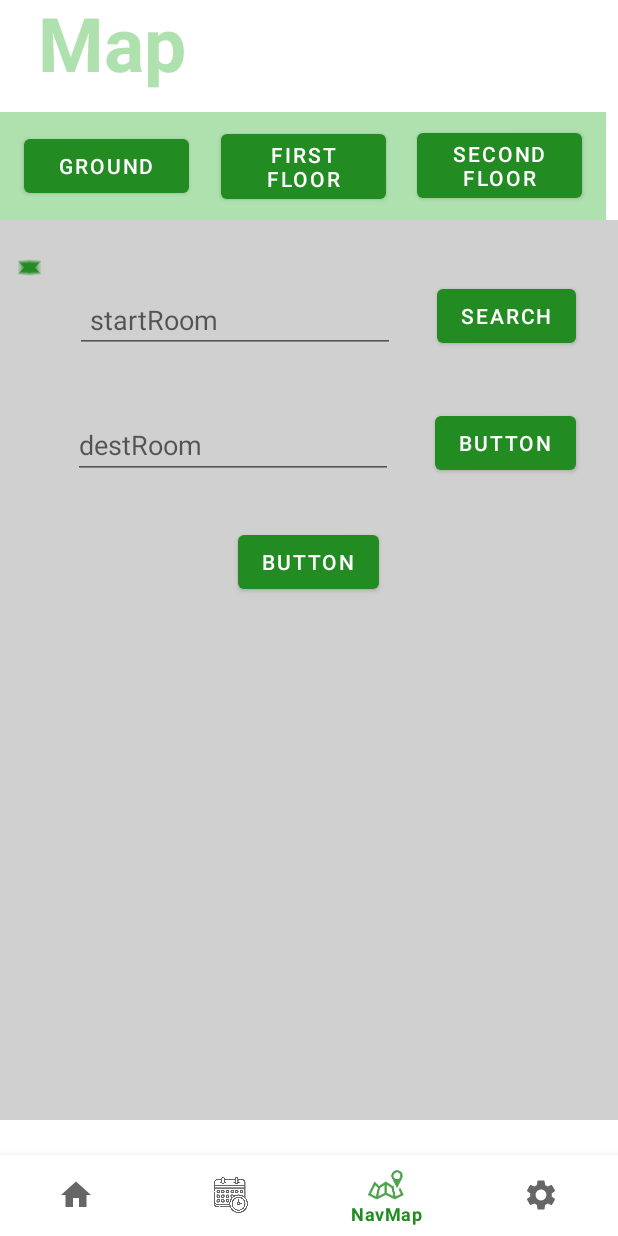
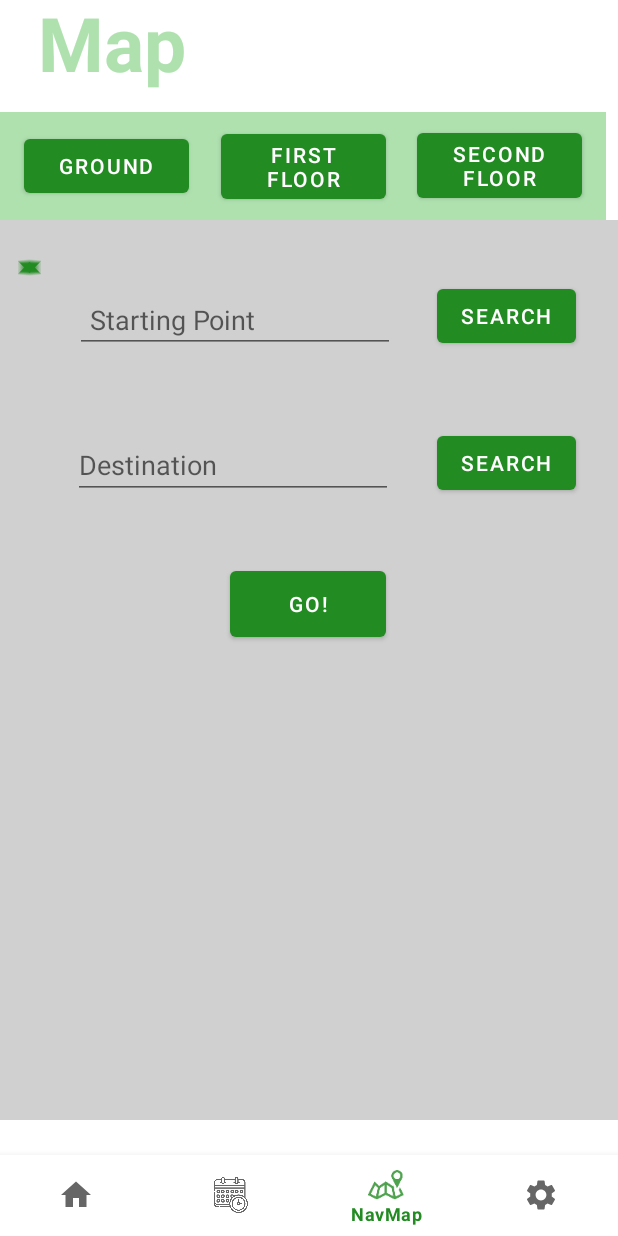
Before and after one commit to GaelHCH/WJCampus, an Android app: the screen it shows after launch (MainActivity), item 3 of the bottom bar chosen, on a phone screen of 412 x 824 dp. Run offline under Robolectric (Android 15) with nearby library versions, the phone set to English and light mode, and no system bars; libraries missing offline, so code that uses them is left out: com.ortiz.touchview; plain views replace TouchImageView; Roboto replaces fonts that are not available here; 4 statements that could not run were skipped.

Commit message:
Coding search bar & home screen features session #4

```diff
--- a/app/src/main/java/com/example/wjcampus/ui/home/HomeFragment.java
+++ b/app/src/main/java/com/example/wjcampus/ui/home/HomeFragment.java
@@ -20,12 +20,15 @@ import com.example.wjcampus.databinding.FragmentHomeBinding;
 import java.util.ArrayList;
 import java.util.Arrays;
 import java.util.List;
+import java.util.regex.Matcher;
+import java.util.regex.Pattern;
 
 public class HomeFragment extends Fragment {
 
     private FragmentHomeBinding binding;
     private ArrayList<HomeScreenRoom> homeScreenRooms = new ArrayList<HomeScreenRoom>();
     private HomeScreenRoomsAdapter roomsAdapter;
+
 
     public View onCreateView(@NonNull LayoutInflater inflater,
                              ViewGroup container, Bundle savedInstanceState) {
@@ -43,6 +46,60 @@ public class HomeFragment extends Fragment {
     @Override
     public void onViewCreated (View view, Bundle savedInstanceState) {
         super.onViewCreated(view, savedInstanceState);
+
+        //Filtering list with the buttons on top
+        //Comp Lab Button
+        int compLabBTNID = getResources().getIdentifier("compLabBtn", "id", getContext().getPackageName());
+        Button compLabBTNVIew = view.findViewById(compLabBTNID);
+        compLabBTNVIew.setOnClickListener(new View.OnClickListener() {
+            @Override
+            public void onClick(View v) {
+
+            }
+        });
+
+        //Workshop button
+        int mathBTNID = getResources().getIdentifier("mathBtn", "id", getContext().getPackageName());
+        Button mathBTNView = view.findViewById(mathBTNID);
+        mathBTNView.setOnClickListener(new View.OnClickListener() {
+            @Override
+            public void onClick(View v) {
+                System.out.println("Math lab button works");
+
+
+            }
+        });
+
+        //Science Lab button
+        int scienceLabBTNID = getResources().getIdentifier("ScienceLabBtn", "id", getContext().getPackageName());
+        Button scienceLabBTNView = view.findViewById(scienceLabBTNID);
+        scienceLabBTNView.setOnClickListener(new View.OnClickListener() {
+            @Override
+            public void onClick(View v) {
+
+            }
+        });
+
+        //Gym button
+        int gymBTNID = getResources().getIdentifier("gymBtn", "id", getContext().getPackageName());
+        Button gymBTNView = view.findViewById(gymBTNID);
+        gymBTNView.setOnClickListener(new View.OnClickListener() {
+            @Override
+            public void onClick(View v) {
+
+            }
+        });
+
+        //Courtyard button
+        int courtyardBTNID = getResources().getIdentifier("courtyardBtn", "id", getContext().getPackageName());
+        Button courtyardBTNView = view.findViewById(courtyardBTNID);
+        courtyardBTNView.setOnClickListener(new View.OnClickListener() {
+            @Override
+            public void onClick(View v) {
+
+            }
+        });
+
 
         //Search view reference
         int searchRoomViewID = getResources().getIdentifier("searchRoom", "id", getContext().getPackageName());
@@ -66,8 +123,13 @@ public class HomeFragment extends Fragment {
         RecyclerView homeScreenRoomsView = view.findViewById(homeScreenRoomsViewID);
 
         //Creating the buttons for the nodes
-        Button nodeButton1 = new Button(getContext()); Button nodeButton2 = new Button(getContext()); Button nodeButton3 = new Button(getContext());
-        Button nodeButton4 = new Button(getContext()); Button nodeButton5 = new Button(getContext());
+        Button goButton = new Button(getContext());
+        goButton.setOnClickListener(new View.OnClickListener() {
+            @Override
+            public void onClick(View v) {
+                //Goes to the map screen with value already in the dest section
+            }
+        });
 
         //Adding items to the saved rooms list
         //Ground floor
@@ -82,12 +144,32 @@ public class HomeFragment extends Fragment {
                 currRoom = "G"+a;
             }
             //Dealing with exceptions before adding
-            if (!GFloorExceptions.contains(currRoom)) homeScreenRooms.add(new HomeScreenRoom(currRoom, "Floor: G", R.drawable.classroom1, nodeButton1));
+            if (!GFloorExceptions.contains(currRoom)) homeScreenRooms.add(new HomeScreenRoom(currRoom, "Floor: G", R.drawable.classroom1, goButton));
         }
         currRoom = "";
 
         //First and second floor
-        List<String> restOfExceptions = Arrays.asList("s", "s");
+        List<String> restOfExceptions = Arrays.asList("103", "112", "119", "120", "139", "157", "161", "162", "163", "164", "170", "171", "176", "177", "178", "179", "180", "181", "182", "183", "184", "185", "186",
+                "187", "188", "189", "197", "198", "201", "202", "206", "212", "216", "217", "218", "219", "240", "251", "252", "253");
+        for (int a = 101; a < 259; a++) {
+            currRoom = String.valueOf(a);
+            if (!restOfExceptions.contains(currRoom)) {
+                if (currRoom.substring(0,1).equals("1")) {
+                    homeScreenRooms.add(new HomeScreenRoom(currRoom, "Floor: 1st", R.drawable.classroom1, goButton));
+                }
+                else {
+                    homeScreenRooms.add(new HomeScreenRoom(currRoom, "Floor: 2nd", R.drawable.classroom1, goButton));
+                }
+            }
+        }
+
+        //Adding the rest of the building
+        homeScreenRooms.add(new HomeScreenRoom("Main Office", "Floor: 1st", R.drawable.classroom1, goButton));
+        homeScreenRooms.add(new HomeScreenRoom("Auditorium", "Floor: 1st", R.drawable.classroom1, goButton));
+        homeScreenRooms.add(new HomeScreenRoom("Court yard 1", "Floor: 1st", R.drawable.classroom1, goButton));
+        homeScreenRooms.add(new HomeScreenRoom("Court yard 2", "Floor: 1st", R.drawable.classroom1, goButton));
+        homeScreenRooms.add(new HomeScreenRoom("Cafeteria", "Floor: 1st", R.drawable.classroom1, goButton));
+        homeScreenRooms.add(new HomeScreenRoom("TV Studio", "Floor: 1st", R.drawable.classroom1, goButton));
 
 //        homeScreenRooms.add(new HomeScreenRoom("G03", "Floor: G", R.drawable.classroom1, nodeButton1));
 //        homeScreenRooms.add(new HomeScreenRoom("124", "Floor: 2", R.drawable.classroom1, nodeButton2));
@@ -103,20 +185,32 @@ public class HomeFragment extends Fragment {
     }
 
     private void filterList(String text) {
-        ArrayList<HomeScreenRoom> filteredRoomList= new ArrayList<HomeScreenRoom>();
+        ArrayList<HomeScreenRoom> filteredRoomList = new ArrayList<HomeScreenRoom>();
         for (HomeScreenRoom currRoom: homeScreenRooms) {
             if (currRoom.getRoomNum().toLowerCase().contains(text.toLowerCase())) {
                 filteredRoomList.add(currRoom);
 
             }
         }
-
         //If list is empty report this to user
         if (filteredRoomList.isEmpty()) {
-            Toast.makeText(getContext(), "No rooms found : (", Toast.LENGTH_SHORT).show();
+//            String regex = "[a-zA-Z&&[^G]]+";
+//            Pattern pattern = Pattern.compile(regex);
+//            Matcher matcher = pattern.matcher(text);
+//            boolean justText = matcher.matches();
+//
+//            if (justText) {
+//                Toast.makeText(getContext(), "Please enter room NUMBER", Toast.LENGTH_SHORT).show();
+//            }
+//            else {
+//                Toast.makeText(getContext(), "No rooms found", Toast.LENGTH_SHORT).show();
+//            }
+            Toast.makeText(getContext(), "No rooms found", Toast.LENGTH_SHORT).show();
+
         }
         else {
             roomsAdapter.setFilteredList(filteredRoomList);
         }
+
     }
 }
--- a/app/src/main/res/layout/fragment_home.xml
+++ b/app/src/main/res/layout/fragment_home.xml
@@ -56,13 +56,13 @@
             </Button>
 
             <Button
-                android:id="@+id/workshopBtn"
+                android:id="@+id/mathBtn"
                 android:layout_width="125dp"
                 android:layout_height="40dp"
                 android:layout_margin="5dp"
                 android:layout_weight="1"
                 android:fontFamily="@font/alata"
-                android:text="Workshop"
+                android:text="Math"
                 android:textAppearance="@style/TextAppearance.AppCompat.Body1"
                 android:textSize="14sp">
 
@@ -111,7 +111,6 @@
 
             </Button>
 
-
         </LinearLayout>
     </HorizontalScrollView>
 
--- a/app/src/main/res/layout/fragment_map.xml
+++ b/app/src/main/res/layout/fragment_map.xml
@@ -79,10 +79,11 @@
             android:layout_width="wrap_content"
             android:layout_height="wrap_content"
             android:layout_marginTop="40dp"
-            android:layout_marginEnd="20dp"
             android:textSize="24sp"
-            app:layout_constraintEnd_toEndOf="parent"
-            app:layout_constraintTop_toBottomOf="@+id/startSearchBar" />
+            app:layout_constraintBottom_toTopOf="@+id/destSearchBar"
+            app:layout_constraintTop_toBottomOf="@+id/startSearchBar"
+            app:layout_constraintVertical_bias="1.0"
+            tools:layout_editor_absoluteX="161dp" />
 
         <Button
             android:id="@+id/startBTN"
@@ -103,7 +104,7 @@
             android:layout_marginEnd="100dp"
             android:height="60dp"
             android:ems="10"
-            android:hint="startRoom"
+            android:hint="Starting Point"
             android:inputType="text"
             android:padding="10dp"
             app:layout_constraintBottom_toBottomOf="parent"
@@ -118,42 +119,43 @@
             android:layout_width="wrap_content"
             android:layout_height="wrap_content"
             android:layout_marginEnd="28dp"
-            android:text="Button"
+            android:text="Search"
             app:layout_constraintBottom_toBottomOf="parent"
             app:layout_constraintEnd_toEndOf="parent"
             app:layout_constraintTop_toTopOf="parent"
-            app:layout_constraintVertical_bias="0.226" />
+            app:layout_constraintVertical_bias="0.25" />
 
         <TextView
             android:id="@+id/destRoom"
             android:layout_width="wrap_content"
             android:layout_height="wrap_content"
             android:layout_marginTop="40dp"
-            android:layout_marginEnd="20dp"
             android:textSize="24sp"
-            app:layout_constraintEnd_toEndOf="parent"
-            app:layout_constraintTop_toBottomOf="@+id/destSearchBar" />
+            app:layout_constraintBottom_toTopOf="@+id/printBTN"
+            app:layout_constraintTop_toBottomOf="@+id/destSearchBar"
+            app:layout_constraintVertical_bias="1.0"
+            tools:layout_editor_absoluteX="16dp" />
 
         <EditText
             android:id="@+id/destSearchBar"
             android:layout_width="wrap_content"
             android:layout_height="wrap_content"
             android:ems="10"
-            android:hint="destRoom"
+            android:hint="Destination"
             android:inputType="text"
             app:layout_constraintBottom_toBottomOf="parent"
             app:layout_constraintEnd_toStartOf="@+id/destBTN"
-            app:layout_constraintHorizontal_bias="0.632"
+            app:layout_constraintHorizontal_bias="0.625"
             app:layout_constraintStart_toStartOf="parent"
             app:layout_constraintTop_toTopOf="parent"
-            app:layout_constraintVertical_bias="0.23" />
+            app:layout_constraintVertical_bias="0.254" />
 
         <Button
             android:id="@+id/printBTN"
-            android:layout_width="wrap_content"
-            android:layout_height="wrap_content"
-            android:layout_marginTop="204dp"
-            android:text="Button"
+            android:layout_width="104dp"
+            android:layout_height="56dp"
+            android:layout_marginTop="228dp"
+            android:text="Go!"
             app:layout_constraintEnd_toEndOf="parent"
             app:layout_constraintHorizontal_bias="0.498"
             app:layout_constraintStart_toStartOf="parent"
```
